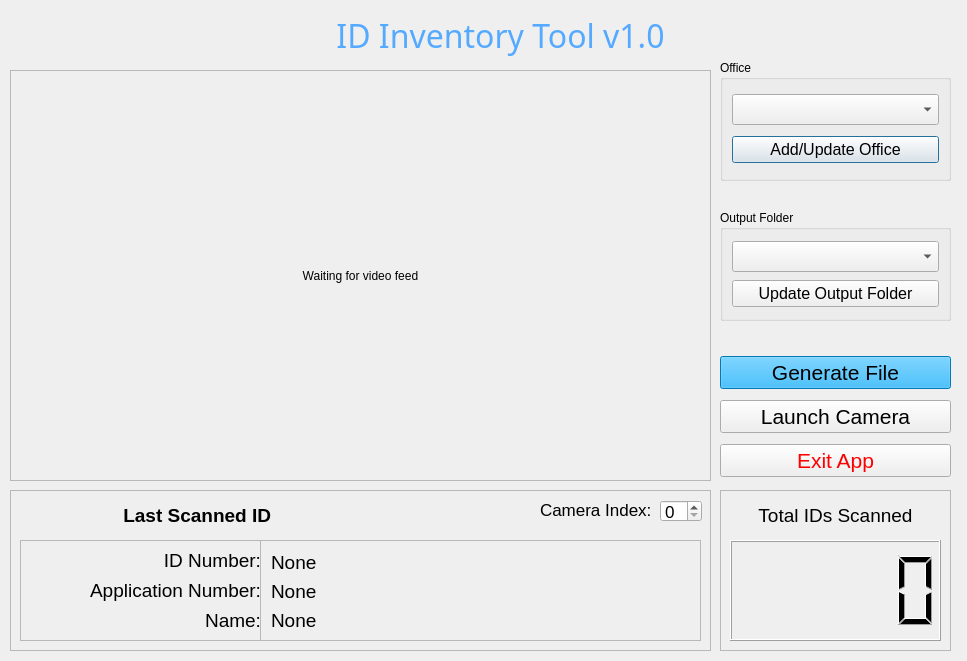
Before: the Qt Designer form main_window.ui in abiatarfestus/qrc_reader, drawn with Qt 5.
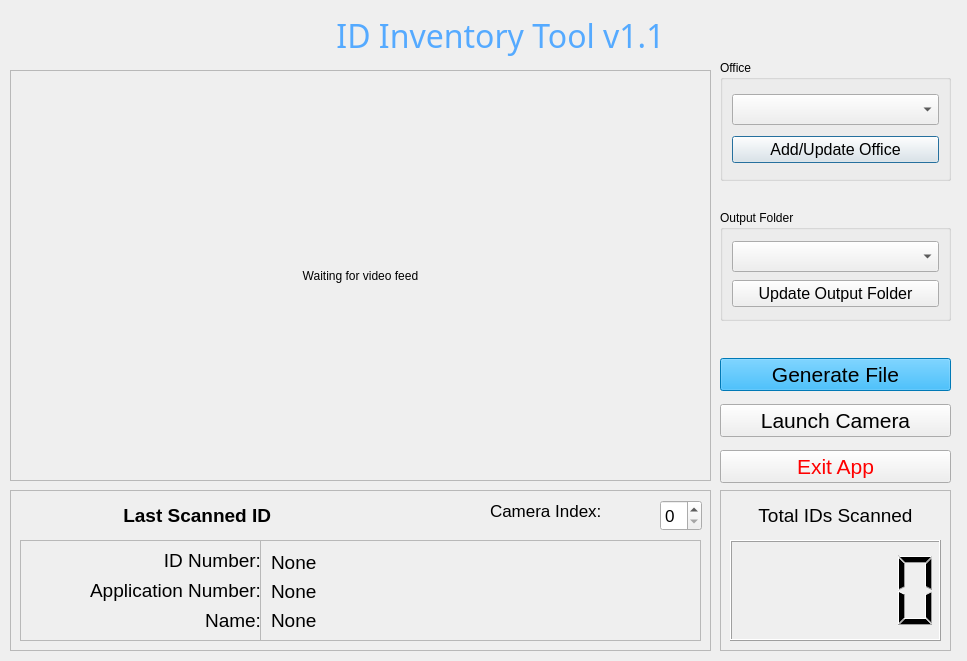
After: the same form once the commit is applied.

Commit message: Update requirements and version on main window

```diff
--- a/main_window.ui
+++ b/main_window.ui
@@ -32,7 +32,7 @@
     <string notr="true">color: rgb(85, 170, 255);</string>
    </property>
    <property name="text">
-    <string>ID Inventory Tool v1.0</string>
+    <string>ID Inventory Tool v1.1</string>
    </property>
    <property name="alignment">
     <set>Qt::AlignCenter</set>
@@ -262,7 +262,7 @@
       <x>650</x>
       <y>10</y>
       <width>42</width>
-      <height>22</height>
+      <height>31</height>
      </rect>
     </property>
     <property name="font">
@@ -274,10 +274,10 @@
    <widget class="QLabel" name="lbl_camera_index">
     <property name="geometry">
      <rect>
-      <x>530</x>
+      <x>480</x>
       <y>10</y>
-      <width>121</width>
-      <height>20</height>
+      <width>151</width>
+      <height>21</height>
      </rect>
     </property>
     <property name="font">
@@ -434,7 +434,7 @@
      <x>720</x>
      <y>351</y>
      <width>231</width>
-     <height>131</height>
+     <height>142</height>
     </rect>
    </property>
    <layout class="QGridLayout" name="gridLayout">
```
The commit also changes 3 other files.
